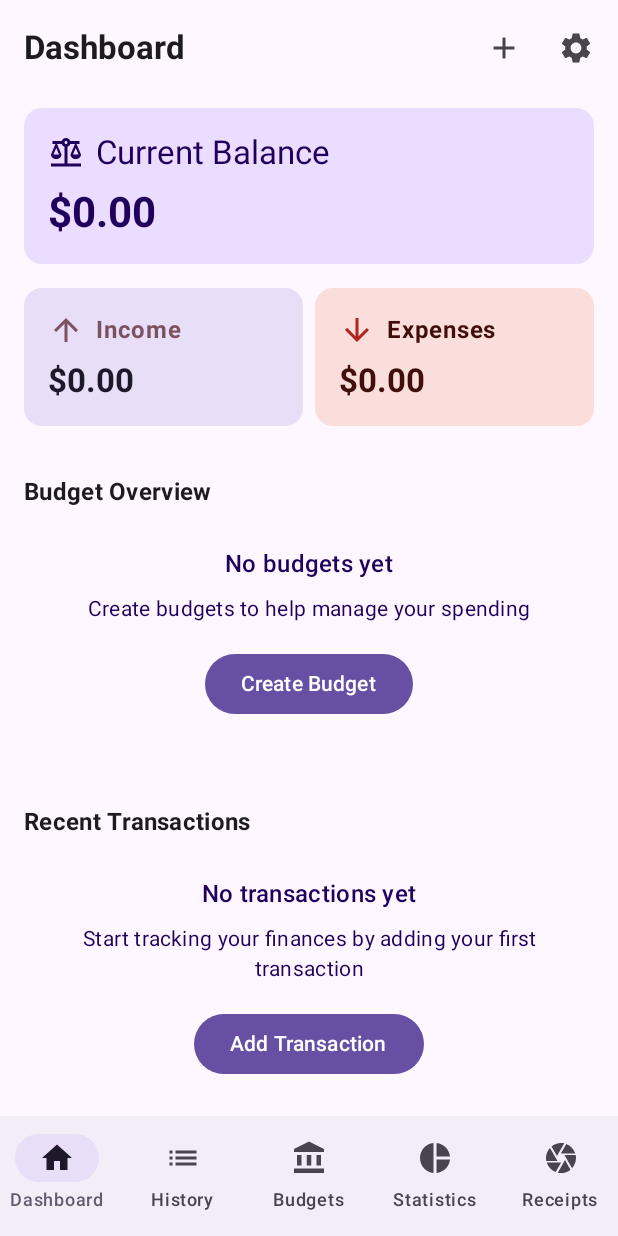
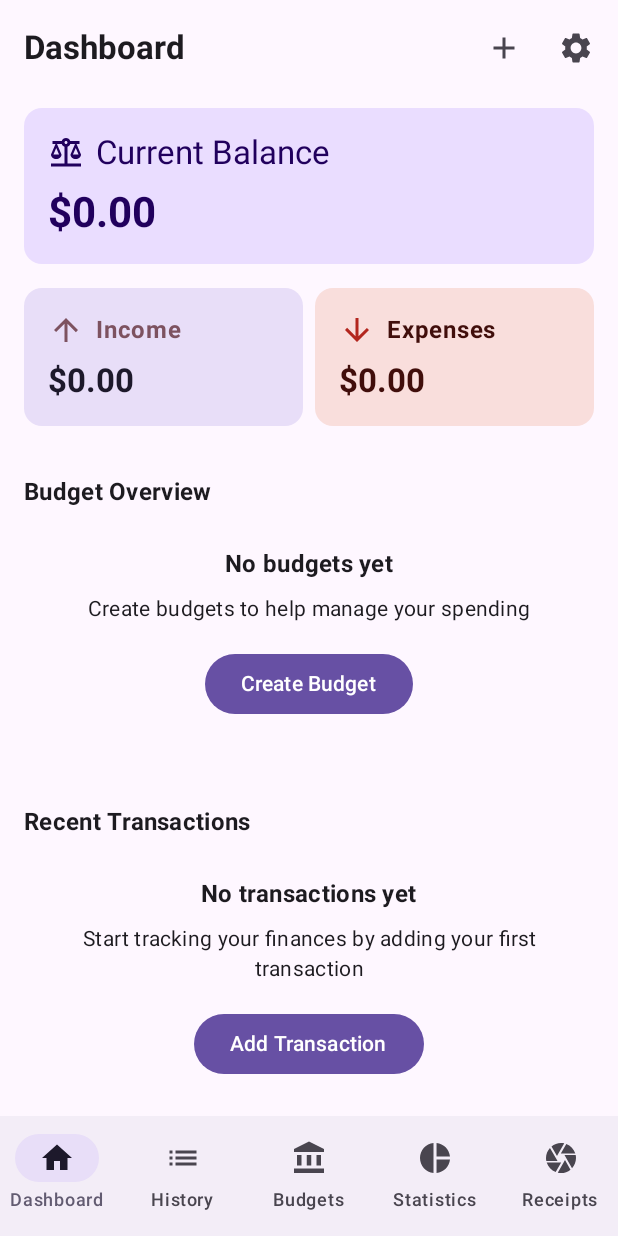
Before and after one commit to DarkJesus-1337/Money-Master-App, an Android app built with Jetpack Compose: the DashboardScreen screen opened through its navigation route, on a phone screen of 412 x 824 dp. Run offline under Robolectric (Android 15) with nearby library versions, the phone set to English and light mode, and no system bars; our stand-ins replace Dagger/Hilt's generated code, Room's generated code, Timber; 2 statements that could not run were skipped.

Commit message:
feat: Enhance styling for empty budgets and transactions lists

```diff
--- a/app/src/main/java/com/pixelpioneer/moneymaster/ui/components/common/empty/EmptyBudgetsList.kt
+++ b/app/src/main/java/com/pixelpioneer/moneymaster/ui/components/common/empty/EmptyBudgetsList.kt
@@ -12,6 +12,7 @@ import androidx.compose.runtime.Composable
 import androidx.compose.ui.Alignment
 import androidx.compose.ui.Modifier
 import androidx.compose.ui.res.stringResource
+import androidx.compose.ui.text.font.FontWeight.Companion.Bold
 import androidx.compose.ui.text.style.TextAlign
 import androidx.compose.ui.unit.dp
 import com.pixelpioneer.moneymaster.R
@@ -37,7 +38,9 @@ fun EmptyBudgetsList(
     ) {
         Text(
             text = stringResource(R.string.no_budgets_yet),
-            style = MaterialTheme.typography.titleMedium
+            style = MaterialTheme.typography.titleMedium,
+            fontWeight = Bold,
+            color = MaterialTheme.colorScheme.onSurface
         )
 
         Spacer(modifier = Modifier.height(8.dp))
@@ -45,7 +48,8 @@ fun EmptyBudgetsList(
         Text(
             text = stringResource(R.string.empty_budgets_description),
             style = MaterialTheme.typography.bodyMedium,
-            textAlign = TextAlign.Center
+            textAlign = TextAlign.Center,
+            color = MaterialTheme.colorScheme.onSurface
         )
 
         Spacer(modifier = Modifier.height(16.dp))
--- a/app/src/main/java/com/pixelpioneer/moneymaster/ui/components/common/empty/EmptyTransactionsList.kt
+++ b/app/src/main/java/com/pixelpioneer/moneymaster/ui/components/common/empty/EmptyTransactionsList.kt
@@ -12,6 +12,7 @@ import androidx.compose.runtime.Composable
 import androidx.compose.ui.Alignment
 import androidx.compose.ui.Modifier
 import androidx.compose.ui.res.stringResource
+import androidx.compose.ui.text.font.FontWeight.Companion.Bold
 import androidx.compose.ui.text.style.TextAlign
 import androidx.compose.ui.unit.dp
 import com.pixelpioneer.moneymaster.R
@@ -37,7 +38,9 @@ fun EmptyTransactionsList(
     ) {
         Text(
             text = stringResource(R.string.empty_transactions_title),
-            style = MaterialTheme.typography.titleMedium
+            style = MaterialTheme.typography.titleMedium,
+            color = MaterialTheme.colorScheme.onSurface,
+            fontWeight = Bold
         )
 
         Spacer(modifier = Modifier.height(8.dp))
@@ -45,6 +48,7 @@ fun EmptyTransactionsList(
         Text(
             text = stringResource(R.string.empty_transactions_description),
             style = MaterialTheme.typography.bodyMedium,
+            color = MaterialTheme.colorScheme.onSurface,
             textAlign = TextAlign.Center
         )
 
```
